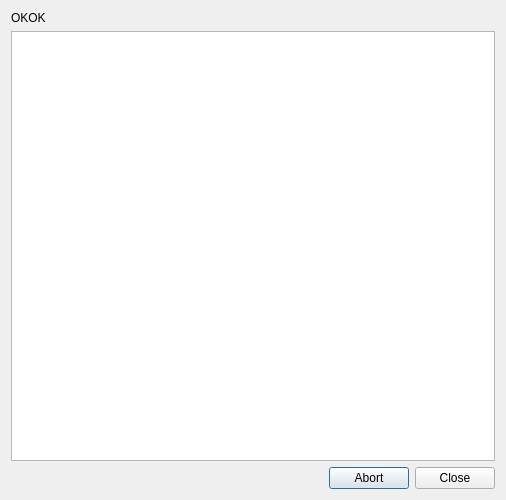
First picture: the form in src/gui/filesearchentriesdialog.ui, repository miao6r/qBittorrent, before the edit.
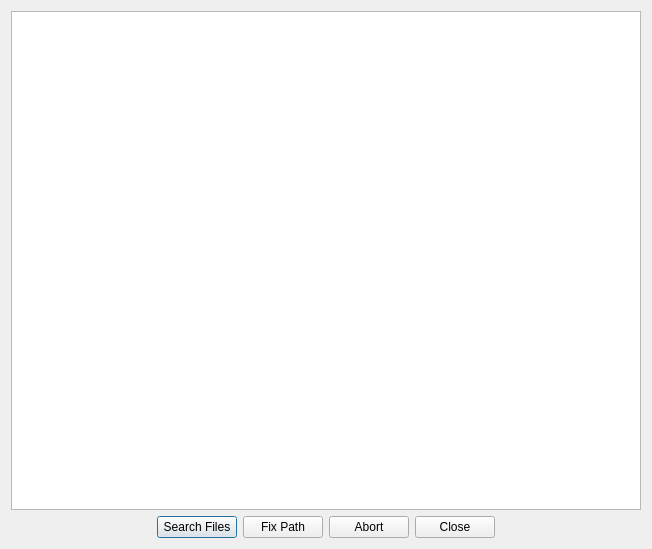
Second picture: the form after the edit.

```diff
--- a/src/gui/filesearchentriesdialog.ui
+++ b/src/gui/filesearchentriesdialog.ui
@@ -6,21 +6,14 @@
    <rect>
     <x>0</x>
     <y>0</y>
-    <width>506</width>
-    <height>500</height>
+    <width>652</width>
+    <height>549</height>
    </rect>
   </property>
   <property name="windowTitle">
    <string>Search torrent files</string>
   </property>
   <layout class="QVBoxLayout" name="verticalLayout">
-   <item>
-    <widget class="QLabel" name="label">
-     <property name="text">
-      <string>OKOK</string>
-     </property>
-    </widget>
-   </item>
    <item>
     <widget class="QPlainTextEdit" name="plainTextEdit">
      <property name="tabChangesFocus">
@@ -29,11 +22,69 @@
     </widget>
    </item>
    <item>
-    <widget class="QDialogButtonBox" name="buttonBox">
-     <property name="standardButtons">
-      <set>QDialogButtonBox::Abort|QDialogButtonBox::Close</set>
-     </property>
-    </widget>
+    <layout class="QGridLayout" name="gridLayout" rowstretch="0,0,0">
+     <item row="1" column="0">
+      <layout class="QHBoxLayout" name="horizontalLayout">
+       <property name="sizeConstraint">
+        <enum>QLayout::SetMinimumSize</enum>
+       </property>
+       <item>
+        <spacer name="horizontalSpacer">
+         <property name="orientation">
+          <enum>Qt::Horizontal</enum>
+         </property>
+         <property name="sizeHint" stdset="0">
+          <size>
+           <width>40</width>
+           <height>20</height>
+          </size>
+         </property>
+        </spacer>
+       </item>
+       <item>
+        <widget class="QPushButton" name="searchButton">
+         <property name="text">
+          <string>Search Files</string>
+         </property>
+        </widget>
+       </item>
+       <item>
+        <widget class="QPushButton" name="fixButton">
+         <property name="text">
+          <string>Fix Path</string>
+         </property>
+        </widget>
+       </item>
+       <item>
+        <widget class="QPushButton" name="abortButton">
+         <property name="text">
+          <string>Abort</string>
+         </property>
+        </widget>
+       </item>
+       <item>
+        <widget class="QPushButton" name="closeButton">
+         <property name="text">
+          <string>Close</string>
+         </property>
+        </widget>
+       </item>
+       <item>
+        <spacer name="horizontalSpacer_2">
+         <property name="orientation">
+          <enum>Qt::Horizontal</enum>
+         </property>
+         <property name="sizeHint" stdset="0">
+          <size>
+           <width>40</width>
+           <height>20</height>
+          </size>
+         </property>
+        </spacer>
+       </item>
+      </layout>
+     </item>
+    </layout>
    </item>
   </layout>
  </widget>
```
